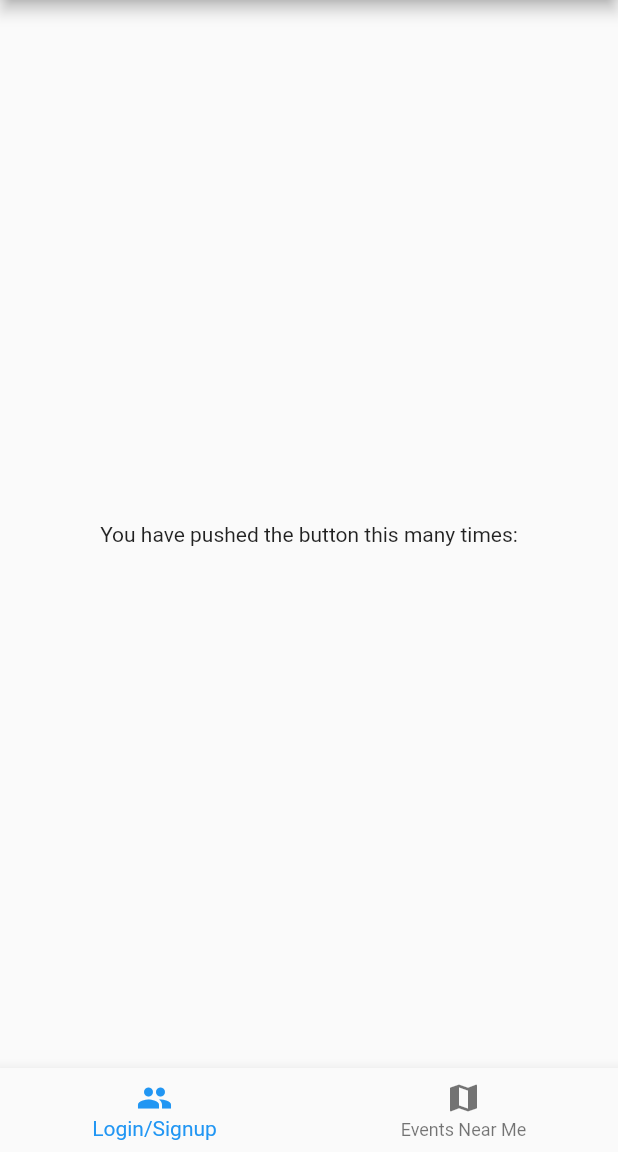
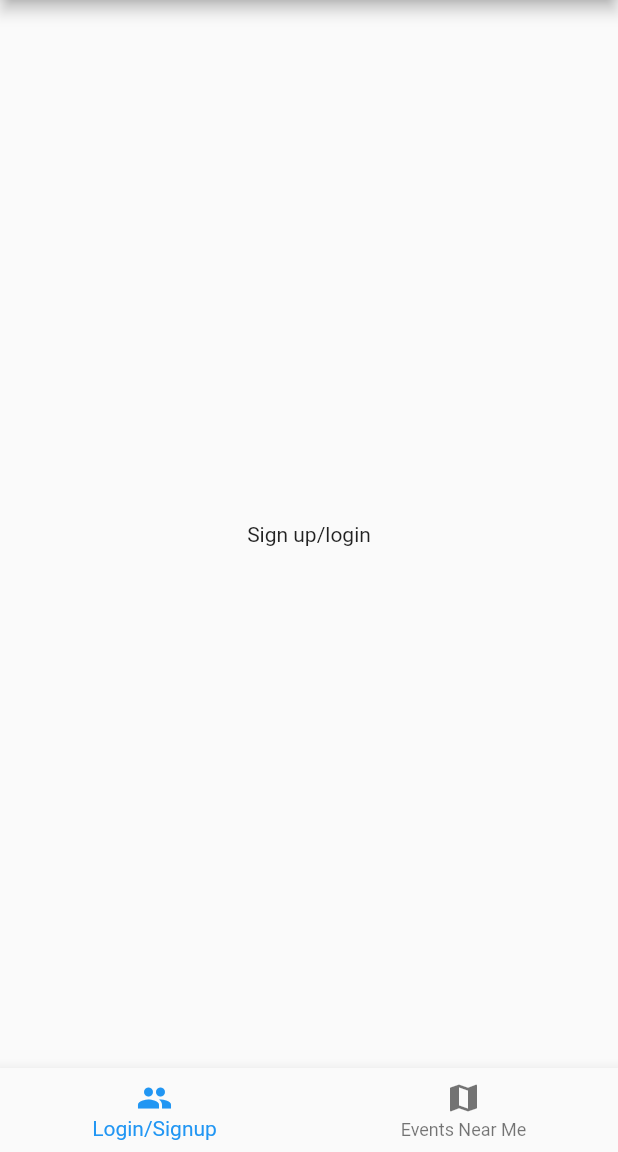
Before and after one commit to techlanta/LetsPlayAtl, a Flutter app: the screen it shows after launch, on a phone screen of 412 x 824 dp, the part 84-1236 px from its top. Run offline on Flutter 3.47's test engine with Material 2 defaults, Android fonts, the phone set to English and light mode, and no system bars; missing offline and left inert: date_utils.

Commit message:
added in onTap handler for bottom navigation bar

```diff
--- a/lib/main.dart
+++ b/lib/main.dart
@@ -1,4 +1,5 @@
 import 'package:flutter/material.dart';
+import 'components/mapPage.dart';
 
 void main() => runApp(MyApp());
 
@@ -20,10 +21,35 @@ class MyHomePage extends StatefulWidget {
   final String title;
 
   @override
-  _MyHomePageState createState() => _MyHomePageState();
+  _MyHomePageState createState() => _MyHomePageState(0);
 }
 
 class _MyHomePageState extends State<MyHomePage> {
+  int _selectedIndex;
+  _MyHomePageState(this._selectedIndex);
+
+  Widget getWidgetState() {
+    if (_selectedIndex == 0) {
+      return Text("Sign up/login");
+    } else if (_selectedIndex == 1) {
+      return Text("Map here!");
+    } else {
+      return Text("ERROR! Some index value isn't supported! $_selectedIndex");
+    }
+  }
+
+  Function changeIndexCB(int index) {
+    return () {
+      changeIndex(index);
+    };
+  }
+
+  void changeIndex(int index) {
+    setState(() {
+      _selectedIndex = index;
+    });
+  }
+
   @override
   Widget build(BuildContext context) {
     return Scaffold(
@@ -33,19 +59,17 @@ class _MyHomePageState extends State<MyHomePage> {
       body: Center(
         child: Column(
           mainAxisAlignment: MainAxisAlignment.center,
-          children: <Widget>[
-            Text(
-              'You have pushed the button this many times:',
-            ),
-          ],
+          children: <Widget>[getWidgetState()],
         ),
       ),
       bottomNavigationBar: BottomNavigationBar(items: [
         BottomNavigationBarItem(
-            icon: Icon(Icons.people), title: Text("Login/Signup")),
+            icon: Icon(Icons.people), title: Text("Login/Signup"),),
         BottomNavigationBarItem(
             icon: Icon(Icons.map), title: Text("Events Near Me")),
-      ]),
+      ],
+      onTap: changeIndex,
+      ),
     );
   }
 }
```
